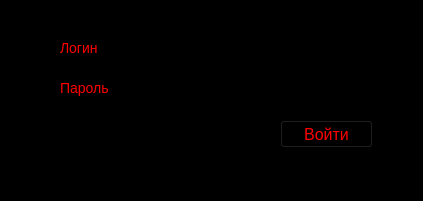
Before: the Qt Designer form yandex_lyceum_project/enter_form.ui in Keysiks/PYQT_Project-Typing_Test, drawn with Qt 5.
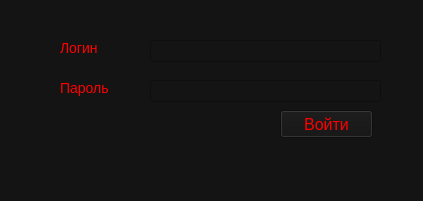
After: the same form once the commit is applied.

```diff
--- a/yandex_lyceum_project/enter_form.ui
+++ b/yandex_lyceum_project/enter_form.ui
@@ -14,7 +14,7 @@
    <string>MainWindow</string>
   </property>
   <property name="styleSheet">
-   <string notr="true">background: black;</string>
+   <string notr="true">background: #141414;</string>
   </property>
   <widget class="QWidget" name="centralwidget">
    <widget class="QLabel" name="label">
@@ -79,7 +79,7 @@
     <property name="geometry">
      <rect>
       <x>280</x>
-      <y>120</y>
+      <y>110</y>
       <width>93</width>
       <height>28</height>
      </rect>
@@ -102,8 +102,8 @@
     <property name="geometry">
      <rect>
       <x>30</x>
-      <y>140</y>
-      <width>181</width>
+      <y>150</y>
+      <width>291</width>
       <height>20</height>
      </rect>
     </property>
```
